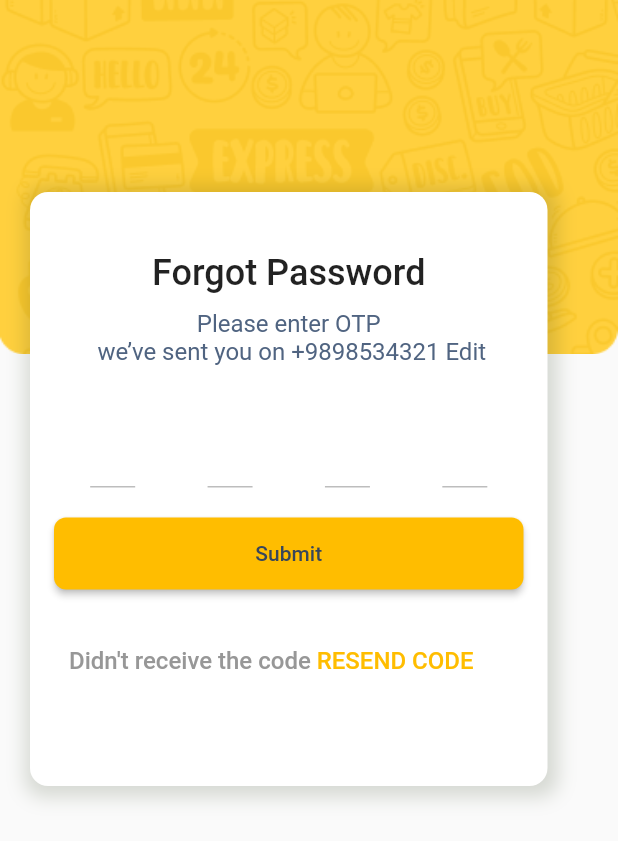
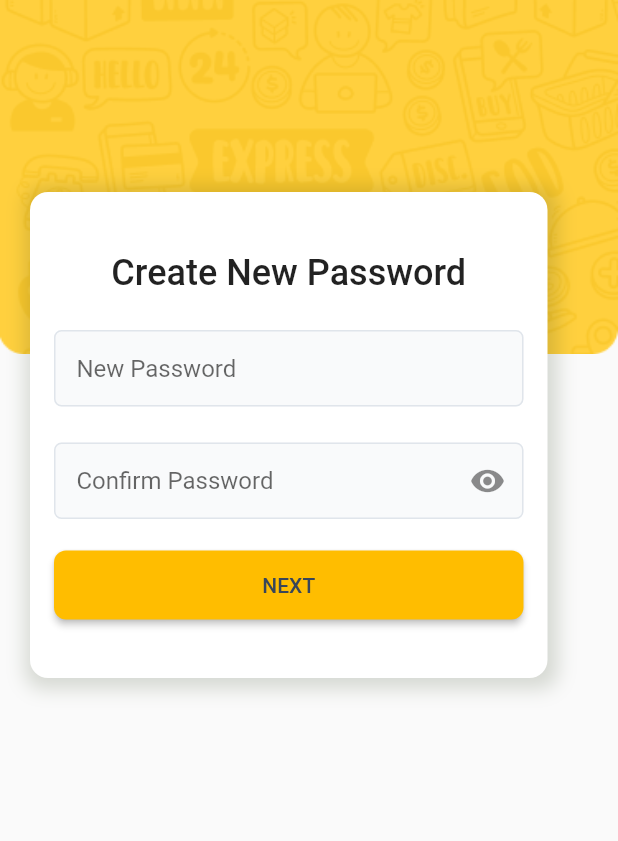
Before and after one commit to nadiraziz/fooddeliveryapp, a Flutter app: the screen it shows after launch, after a tap on "Forgot password?", on a phone screen of 412 x 824 dp. Shown: the top 841 px of the screen. Run offline on Flutter 3.47's test engine with Material 2 defaults, Android fonts, the phone set to English and light mode, and no system bars; drawn by our look-alikes of otp_text_field; our stand-ins replace google_fonts, intl_phone_number_input.

Commit message:
new password, delivery address page, pop up verify otp(not finished), sign up ui finished

```diff
--- a/lib/main.dart
+++ b/lib/main.dart
@@ -1,6 +1,9 @@
 import 'package:flutter/material.dart';
+import 'package:fooddelivery/screens/authentication/delivery_address_page.dart';
 import 'package:fooddelivery/screens/authentication/forgot_password.dart';
 import 'package:fooddelivery/screens/authentication/login_page.dart';
+import 'package:fooddelivery/screens/authentication/new_password.dart';
+import 'package:fooddelivery/screens/authentication/sign_up.dart';
 import 'package:google_fonts/google_fonts.dart';
 
 void main() {
@@ -23,6 +26,9 @@ class MyApp extends StatelessWidget {
       routes: {
         LoginPage.id: (context) => LoginPage(),
         ForgotPass.id: (context) => ForgotPass(),
+        NewPass.id: (context) => NewPass(),
+        SignUp.id: (context) => SignUp(),
+        DeliveryAddress.id: (context) => DeliveryAddress(),
       },
     );
   }
--- a/lib/screens/authentication/forgot_password.dart
+++ b/lib/screens/authentication/forgot_password.dart
@@ -99,7 +99,7 @@ class _ForgotPassState extends State<ForgotPass> {
 
                           child: Padding(
                             padding: const EdgeInsets.symmetric(vertical: 16.0),
-                            child: Text('Submit', style: TextStyle(color: Color(0xFF38465A),fontWeight: FontWeight.w500),),
+                            child: Text('NEXT', style: TextStyle(color: Color(0xFF38465A),fontWeight: FontWeight.w500),),
                           ),
                         ),
 
--- a/lib/screens/authentication/login_page.dart
+++ b/lib/screens/authentication/login_page.dart
@@ -1,7 +1,8 @@
 import 'dart:ui';
 
 import 'package:flutter/material.dart';
-import 'package:fooddelivery/screens/authentication/forgot_password.dart';
+import 'package:fooddelivery/screens/authentication/new_password.dart';
+import 'package:fooddelivery/screens/authentication/sign_up.dart';
 
 
 
@@ -77,11 +78,13 @@ class _LoginPageState extends State<LoginPage> {
                     Padding(
                       padding: const EdgeInsets.only(top: 24.0),
                       child: TextFormField(
+                          obscureText: true,
                         // onChanged: (val) => {
                         //   setState(() => email = val)
                         // },
                         // validator: (val) => val!.isEmpty ? 'Enter a Email': null,
                         decoration: InputDecoration(
+
                           hintText: "Password",
                           suffixIcon: Icon(Icons.visibility),
                           border: OutlineInputBorder(),
@@ -96,8 +99,9 @@ class _LoginPageState extends State<LoginPage> {
                         ),
                       ),
                     Container(
-                      child: MaterialButton(onPressed: () {
-                        Navigator.pushNamed(context, ForgotPass.id);
+                      child: MaterialButton(
+                        onPressed: () {
+                          Navigator.pushNamed(context, NewPass.id);
                       },
                         padding: EdgeInsets.symmetric(vertical: 16),
                         enableFeedback: false,
@@ -141,8 +145,18 @@ class _LoginPageState extends State<LoginPage> {
                 padding: const EdgeInsets.symmetric(vertical: 30, horizontal: 76),
                 child: Row(
                   children: [
-                    Text('Dont have an account?', style: TextStyle(fontSize: 16.0, fontWeight: FontWeight.w500),),
-                    Text(' sign up', style: TextStyle(fontSize: 16.0, fontWeight: FontWeight.w500, color: Color(0xFFFFBD00)),),
+                    Text('Dont have an account?', style: TextStyle(fontSize: 16.0, fontWeight: FontWeight.w500)), // Text
+                    Container(
+
+                      child: MaterialButton(
+                        padding: EdgeInsets.only(left: 0.0),
+                        onPressed: () {
+                          Navigator.pushNamed(context, SignUp.id);
+                        },
+                        enableFeedback: false,
+                        child: Text('Sign Up',style: TextStyle(fontWeight: FontWeight.bold, fontSize: 16,color: Color(0xFFFFBD00))),
+                      ),
+                    )
                   ],
                 ),
               ),
--- /dev/null
+++ b/lib/screens/authentication/new_password.dart
@@ -0,0 +1,129 @@
+import 'package:flutter/material.dart';
+
+
+class NewPass extends StatefulWidget {
+  const NewPass({Key? key}) : super(key: key);
+  static String id = 'newPass_page';
+
+  @override
+  _NewPassState createState() => _NewPassState();
+}
+
+class _NewPassState extends State<NewPass> {
+  @override
+  Widget build(BuildContext context) {
+    return Scaffold(
+      body: Stack(
+        children: [
+          Container(
+            alignment: Alignment.topCenter,
+            child: Image.asset("assets/images/login_wallpapper.png", fit: BoxFit.fill,scale: 0.9),
+          ),
+          Positioned(
+            top: 108,
+            child: Container(
+              width: 345,
+              height: 324,
+              margin: EdgeInsets.all(20.0),
+              decoration: BoxDecoration(
+                borderRadius: BorderRadius.circular(12),
+                color: Colors.white,
+                boxShadow: [
+                  BoxShadow(
+                    color: Color(0x2C273814),
+                    offset: const Offset(
+                      2.0,
+                      2.0,
+                    ),
+                    blurRadius: 10.0,
+                    spreadRadius: 5.0,
+                  ),
+                ],
+              ),
+              child: Padding(
+                padding: const EdgeInsets.symmetric(horizontal: 16.0),
+                child: Column(
+                  crossAxisAlignment: CrossAxisAlignment.start,
+                  children: [
+                    Center(
+                      child: Padding(
+                        padding: const EdgeInsets.only(top: 40.0),
+                        child: Text('Create New Password', style: TextStyle(fontWeight: FontWeight.w500, fontSize: 24)),
+                      ),
+                    ),
+
+                    Padding(
+                      padding: const EdgeInsets.only(top: 24.0),
+                      child: TextFormField(
+                        obscureText: true,
+                        // onChanged: (val) => {
+                        //   setState(() => email = val)
+                        // },
+                        // validator: (val) => val!.isEmpty ? 'Enter a Email': null,
+                        decoration: InputDecoration(
+
+                          hintText: "New Password",
+                          border: OutlineInputBorder(),
+                          filled: true,
+                          fillColor: Color.fromRGBO(239, 242, 245, 0.4),
+                          contentPadding: EdgeInsets.symmetric(vertical: 16.0, horizontal: 15),
+                          enabledBorder: OutlineInputBorder(borderRadius:BorderRadius.circular(5.0),
+                              borderSide: BorderSide(color: Color(0xFFE0E5EB))),
+                        ),
+                      ),
+                    ),
+                    Padding(
+                      padding: const EdgeInsets.only(top: 24.0),
+                      child: TextFormField(
+                          obscureText: true,
+                        // onChanged: (val) => {
+                        //   setState(() => email = val)
+                        // },
+                        // validator: (val) => val!.isEmpty ? 'Enter a Email': null,
+                          decoration: InputDecoration(
+                            hintText: "Confirm Password",
+                            suffixIcon: Icon(Icons.visibility),
+                            border: OutlineInputBorder(),
+                            filled: true,
+                            fillColor: Color.fromRGBO(239, 242, 245, 0.4),
+                            contentPadding: EdgeInsets.symmetric(vertical: 16.0, horizontal: 15),
+                            enabledBorder: OutlineInputBorder(borderRadius:BorderRadius.circular(5.0),
+                                borderSide: BorderSide(color: Color(0xFFE0E5EB))),
+
+
+                          )
+                      ),
+                    ),
+                    Padding(
+                      padding: const EdgeInsets.only(top: 20.0),
+                      child: Container(
+                        width: double.infinity,
+                        child: ElevatedButton(
+                          onPressed: (){},
+                          style: ElevatedButton.styleFrom(
+                            // primary: Color(0xFF#FFBD00),
+                            primary: Color(0xFFFFBD00),
+                            onPrimary: Color(0xFFFFBD00),
+                            onSurface: Color(0xFFFFD140),
+                            shape: RoundedRectangleBorder(
+                              borderRadius: new BorderRadius.circular(8.0),
+                            ),
+                          ),
+
+                          child: Padding(
+                            padding: const EdgeInsets.symmetric(vertical: 15.0),
+                            child: Text('NEXT', style: TextStyle(color: Color(0xFF38465A),fontWeight: FontWeight.w500),),
+                          ),
+                        ),
+                      ),
+                    ),
+                  ],
+                ),
+              ),
+            ),
+          ),
+        ],
+      ),
+    );
+  }
+}
--- a/pubspec.yaml
+++ b/pubspec.yaml
@@ -18,6 +18,7 @@ dependencies:
   cupertino_icons: ^1.0.2
   google_fonts: ^2.1.0
   otp_text_field: ^1.1.1
+  intl_phone_number_input: ^0.7.0+2
 
 dev_dependencies:
   flutter_test:
```
Also changed, not shown: lib/screens/authentication/components/popup_verification.dart (added, +77 -0 lines), lib/screens/authentication/delivery_address_page.dart (added, +165 -0 lines), lib/screens/authentication/sign_up.dart (added, +250 -0 lines), pubspec.lock.
